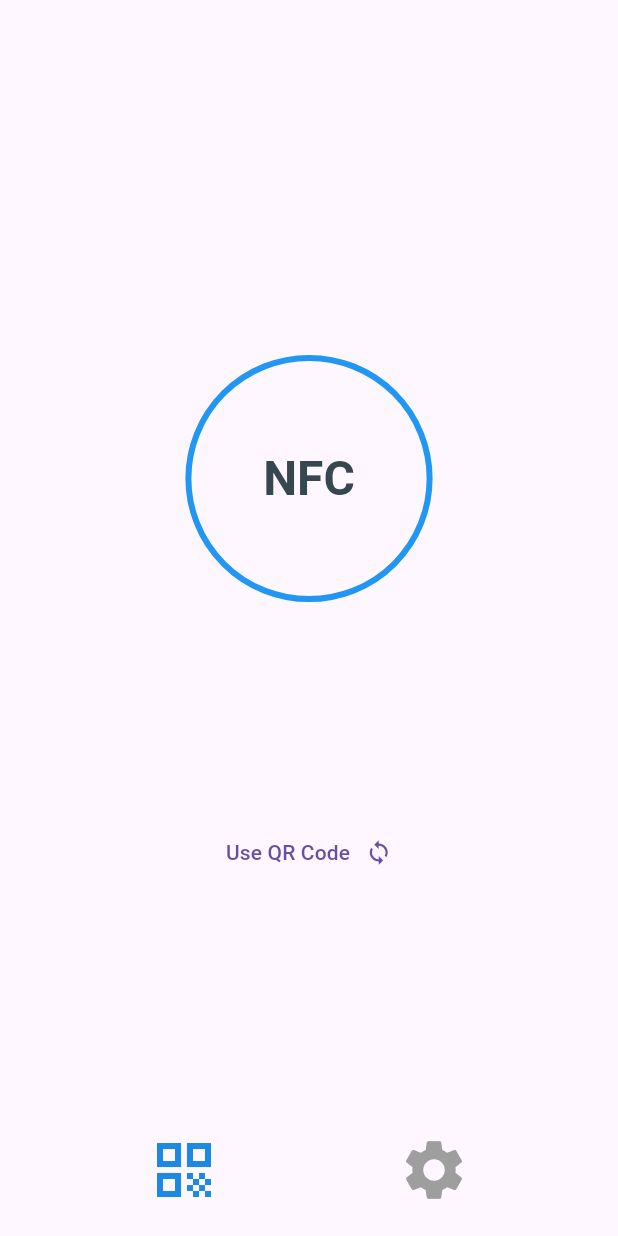
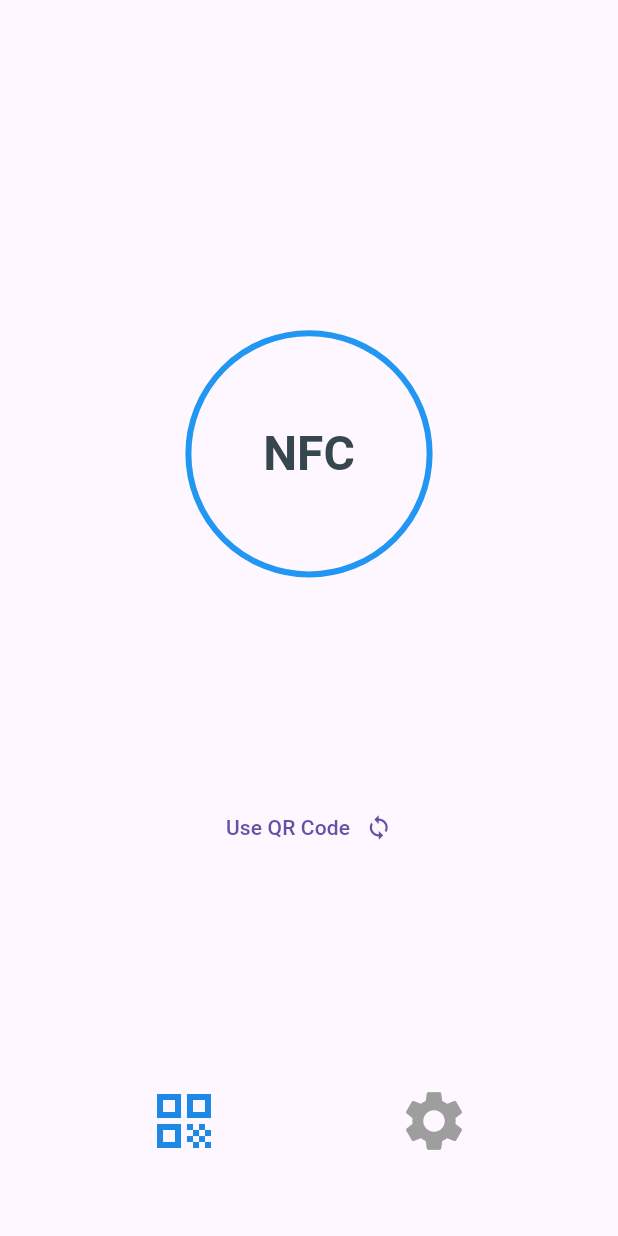
Before and after one commit to hotaydev/professional-contact-app, a Flutter app: the screen it shows after launch, after a tap on the "qr code" icon, on a phone screen of 412 x 824 dp. Run offline on Flutter 3.47's test engine with Material 3 defaults, Android fonts, the phone set to English and light mode, and no system bars; our stand-ins replace easy_localization, isar, pretty_qr_code; accounts and stored records are empty; generated files the repository leaves out were written again.

Commit message:
feat: new navigation structure for nav bar

```diff
--- a/lib/Widgets/Common/navigation_bar.dart
+++ /dev/null
@@ -1,56 +0,0 @@
-import 'package:flutter/material.dart';
-import 'package:professional_contact/views/settings.dart';
-
-class NavBar extends StatefulWidget {
-  final bool onMainView;
-  const NavBar({
-    super.key,
-    this.onMainView = true,
-  });
-
-  @override
-  State<NavBar> createState() => _NavBarState();
-}
-
-class _NavBarState extends State<NavBar> {
-  @override
-  Widget build(BuildContext context) {
-    return Row(
-      mainAxisAlignment: MainAxisAlignment.spaceEvenly,
-      children: [
-        IconButton(
-          padding: EdgeInsets.all(20),
-          onPressed: () {
-            if (!widget.onMainView) {
-              Navigator.of(context).pop();
-            }
-          },
-          icon: Icon(
-            Icons.qr_code,
-            color:
-                widget.onMainView ? Colors.blue.shade600 : Colors.grey.shade500,
-            size: 48,
-          ),
-        ),
-        IconButton(
-          padding: EdgeInsets.all(20),
-          onPressed: () {
-            if (widget.onMainView) {
-              Navigator.of(context).push(
-                MaterialPageRoute(
-                  builder: (context) => const SettingsView(),
-                ),
-              );
-            }
-          },
-          icon: Icon(
-            Icons.settings,
-            color:
-                widget.onMainView ? Colors.grey.shade500 : Colors.blue.shade600,
-            size: 48,
-          ),
-        ),
-      ],
-    );
-  }
-}
--- /dev/null
+++ b/lib/Widgets/layout.dart
@@ -0,0 +1,68 @@
+import 'package:flutter/material.dart';
+import 'package:professional_contact/views/home.dart';
+import 'package:professional_contact/views/settings.dart';
+
+class PageLayout extends StatefulWidget {
+  const PageLayout({super.key});
+
+  @override
+  State<PageLayout> createState() => _PageLayoutState();
+}
+
+class _PageLayoutState extends State<PageLayout> {
+  bool onMainView = true;
+
+  @override
+  Widget build(BuildContext context) {
+    double screenHeight = MediaQuery.of(context).size.height;
+
+    return Scaffold(
+      body: SafeArea(
+        child: onMainView ? HomeView() : SettingsView(),
+      ),
+      bottomNavigationBar: Column(
+        mainAxisSize: MainAxisSize.min,
+        children: [
+          Row(
+            mainAxisAlignment: MainAxisAlignment.spaceEvenly,
+            children: [
+              IconButton(
+                padding: EdgeInsets.all(20),
+                onPressed: () {
+                  if (!onMainView) {
+                    setState(() {
+                      onMainView = true;
+                    });
+                  }
+                },
+                icon: Icon(
+                  Icons.qr_code,
+                  color:
+                      onMainView ? Colors.blue.shade600 : Colors.grey.shade500,
+                  size: 48,
+                ),
+              ),
+              IconButton(
+                padding: EdgeInsets.all(20),
+                onPressed: () {
+                  if (onMainView) {
+                    setState(() {
+                      onMainView = false;
+                    });
+                  }
+                },
+                icon: Icon(
+                  Icons.settings,
+                  color:
+                      onMainView ? Colors.grey.shade500 : Colors.blue.shade600,
+                  size: 48,
+                ),
+              ),
+            ],
+          ),
+          SizedBox(height: screenHeight * 0.04),
+        ],
+      ),
+    );
+  }
+}
--- a/lib/main.dart
+++ b/lib/main.dart
@@ -1,9 +1,9 @@
 import 'package:easy_localization/easy_localization.dart';
 import 'package:flutter/material.dart';
 import 'package:isar/isar.dart';
+import 'package:professional_contact/Widgets/layout.dart';
 import 'package:professional_contact/helpers/storage.dart';
 import 'package:professional_contact/helpers/theme.dart';
-import 'package:professional_contact/views/home.dart';
 import 'package:provider/provider.dart';
 
 late Isar isar;
@@ -42,7 +42,7 @@ class MyApp extends StatelessWidget {
       localizationsDelegates: context.localizationDelegates,
       supportedLocales: context.supportedLocales,
       locale: context.locale,
-      home: HomeView(),
+      home: PageLayout(),
     );
   }
 }
--- a/lib/views/home.dart
+++ b/lib/views/home.dart
@@ -1,5 +1,4 @@
 import 'package:flutter/material.dart';
-import 'package:professional_contact/Widgets/Common/navigation_bar.dart';
 import 'package:professional_contact/Widgets/DataTransfer/choose.dart';
 
 class HomeView extends StatelessWidget {
@@ -14,7 +13,6 @@ class HomeView extends StatelessWidget {
             Spacer(),
             ChooseDataTransfer(),
             Spacer(),
-            NavBar(onMainView: true),
           ],
         ),
       ),
--- a/lib/views/settings.dart
+++ b/lib/views/settings.dart
@@ -1,5 +1,4 @@
 import 'package:flutter/material.dart';
-import 'package:professional_contact/Widgets/Common/navigation_bar.dart';
 
 class SettingsView extends StatelessWidget {
   const SettingsView({super.key});
@@ -11,7 +10,6 @@ class SettingsView extends StatelessWidget {
         child: Column(
           children: [
             Spacer(),
-            NavBar(onMainView: false),
           ],
         ),
       ),
```
